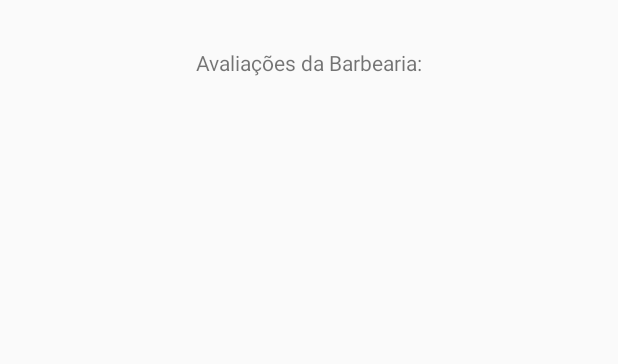
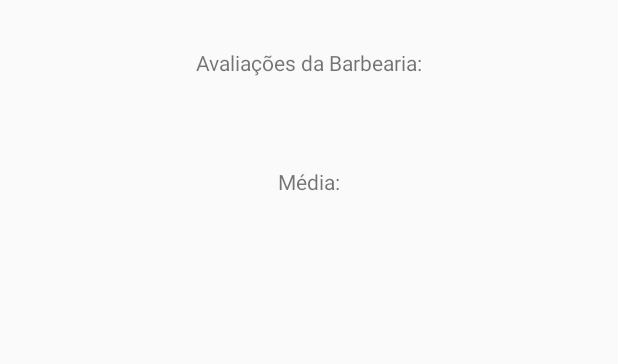
Before and after one commit to BoraRodrigo/IntegraBarber, an Android app: the layout activity_visualizar_avaliacoes.xml on its own in the app's theme, with its tools: preview values and no code run, on a phone screen of 412 x 824 dp. Shown: the top 364 px of the screen. Run offline under Robolectric (Android 15) with nearby library versions, the phone set to English and light mode, and no system bars.

Commit message:
Mostra média das avaliações das barbearias e entra automaticamente no perfil da pessoa que logou com Facebook ou Google - 18/11/2018

```diff
--- a/app/src/main/java/com/projeto/integrador/Activity/LoginActivity.java
+++ b/app/src/main/java/com/projeto/integrador/Activity/LoginActivity.java
@@ -225,6 +225,8 @@ public class LoginActivity extends AppCompatActivity {
                             // Sign in success, update UI with the signed-in user's information
                             Log.e("Login com sucesso", "signInWithCredential:success");
                             FirebaseUser user = autenticacao.getCurrentUser();
+
+                            UsuarioFirebase.redirecionaUsuarioLogado(LoginActivity.this);
                             //updateUI(user);
                         } else {
                             // If sign in fails, display a message to the user.
@@ -272,6 +274,8 @@ public class LoginActivity extends AppCompatActivity {
                     // Sign in success, update UI with the signed-in user's information
                     Log.e("Sucesso", "signInWithCredential:success");
                     FirebaseUser user = autenticacao.getCurrentUser();
+
+                    UsuarioFirebase.redirecionaUsuarioLogado(LoginActivity.this);
                     //updateUI(user);
                 } else {
                     // If sign in fails, display a message to the user.
--- a/app/src/main/java/com/projeto/integrador/Activity/MainActivity.java
+++ b/app/src/main/java/com/projeto/integrador/Activity/MainActivity.java
@@ -57,8 +57,8 @@ public class MainActivity extends AppCompatActivity {
         final FirebaseUser user = autenticacao.getCurrentUser();
         if(user != null){
             Log.e("Logado", user.getEmail());
-            redirecionaUsuario();
-            //UsuarioFirebase.redirecionaUsuarioLogado(MainActivity.this);
+            //redirecionaUsuario();
+            UsuarioFirebase.redirecionaUsuarioLogado(MainActivity.this);
         }
         else { // Comentado para não deixar tela em branco enquanto ele não redirecina o usuário
             setContentView(R.layout.activity_main);
@@ -94,6 +94,7 @@ public class MainActivity extends AppCompatActivity {
     @Override
     protected void onRestart() {//se caso o usuario já estiver logado ele redireciona automaticamente
         super.onRestart();
+        //redirecionaUsuario();
         UsuarioFirebase.redirecionaUsuarioLogado(MainActivity.this);
     }
 
--- a/app/src/main/res/layout/activity_visualizar_avaliacoes.xml
+++ b/app/src/main/res/layout/activity_visualizar_avaliacoes.xml
@@ -20,6 +20,22 @@
         app:layout_constraintHorizontal_bias="0.502"
         app:layout_constraintStart_toStartOf="parent"
         app:layout_constraintTop_toTopOf="parent" />
+
+    <TextView
+        android:id="@+id/txtMedia"
+        android:layout_width="wrap_content"
+        android:layout_height="wrap_content"
+        android:layout_marginStart="8dp"
+        android:layout_marginLeft="8dp"
+        android:layout_marginTop="8dp"
+        android:layout_marginEnd="8dp"
+        android:layout_marginRight="8dp"
+        android:layout_marginBottom="8dp"
+        android:text="Média:"
+        app:layout_constraintBottom_toTopOf="@+id/frameLayout"
+        app:layout_constraintEnd_toEndOf="parent"
+        app:layout_constraintStart_toStartOf="parent"
+        app:layout_constraintTop_toBottomOf="@+id/txtNomeBarbearia" />
 
     <FrameLayout
         android:id="@+id/frameLayout"
@@ -76,4 +92,5 @@
         app:layout_constraintEnd_toEndOf="parent"
         app:layout_constraintStart_toStartOf="parent"
         app:layout_constraintTop_toBottomOf="@+id/frameLayout" />
+
 </android.support.constraint.ConstraintLayout>
```
Also changed, not shown: app/src/main/java/com/projeto/integrador/Activity/VisualizarAvaliacoesActivity.java (+17 -1 lines).
